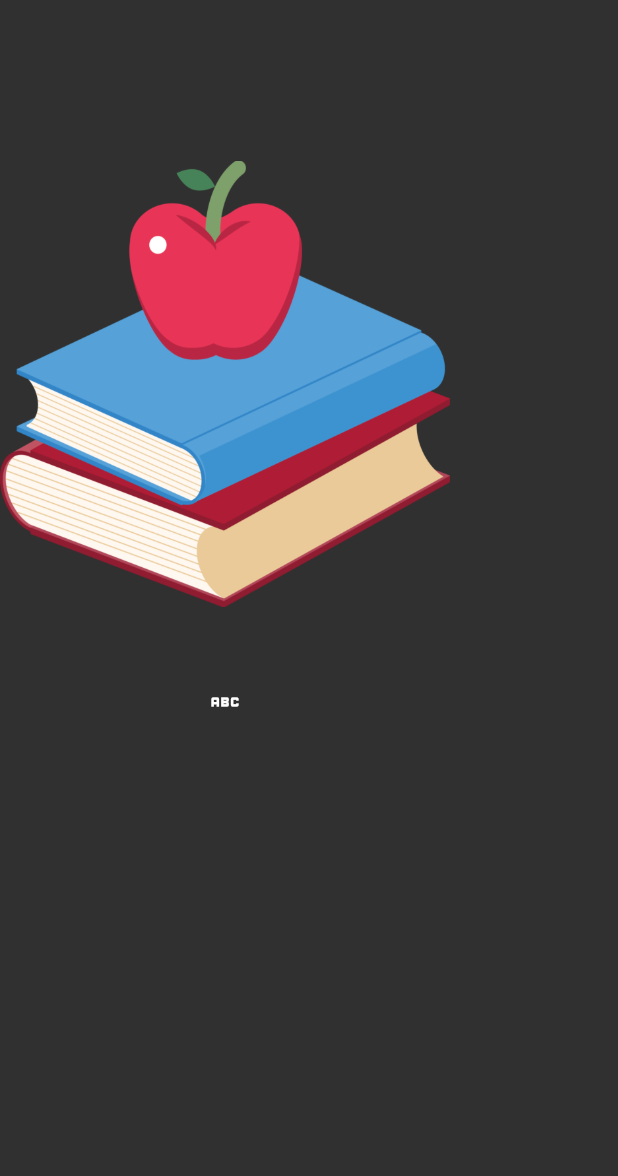
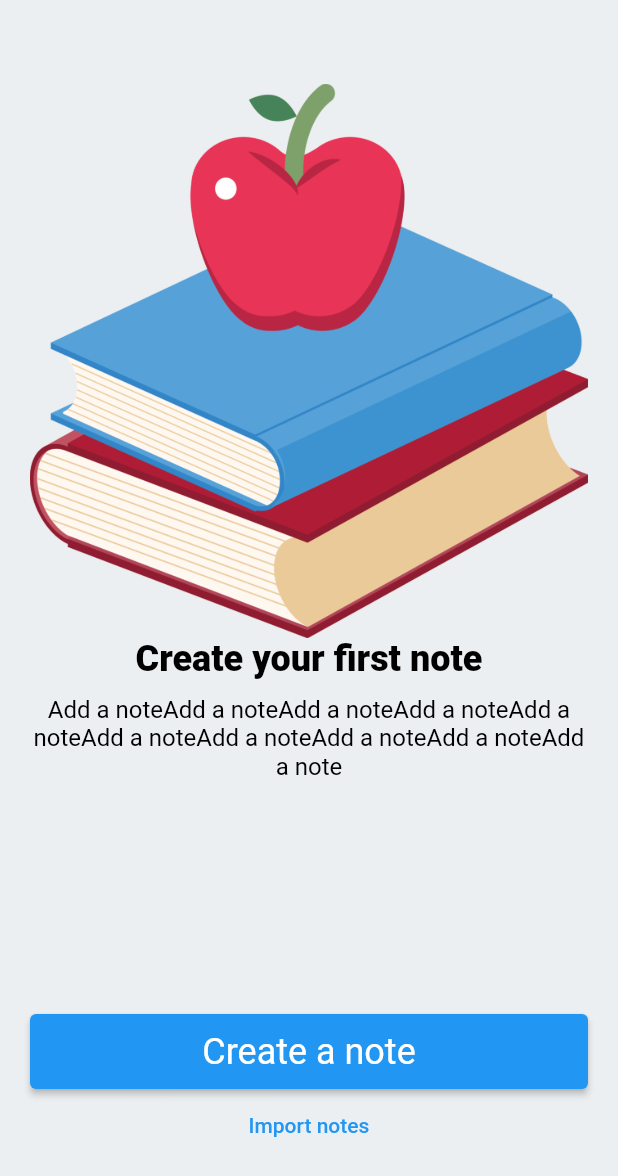
Before and after one commit to emrecan-balgun/flutter-course, a Flutter app: the screen it shows after launch, on a phone screen of 412 x 824 dp. Shown: the top 1176 px of the screen. Run offline on Flutter 3.47's test engine with Material 2 defaults, Android fonts, the phone set to English and light mode, and no system bars.

Commit message:
add note demos

```diff
--- /dev/null
+++ b/flutter_full_learn/lib/demos/note_demos_view.dart
@@ -0,0 +1,95 @@
+import 'package:flutter/material.dart';
+import 'package:flutter/services.dart';
+import 'package:flutter_full_learn/101/image_learn.dart';
+
+class NoteDemos extends StatelessWidget {
+  const NoteDemos({super.key});
+  final _title = 'Create your first note';
+  final _description = 'Add a note';
+  final _createNote = 'Create a note';
+  final _importNote = 'Import notes';
+
+  @override
+  Widget build(BuildContext context) {
+    return Scaffold(
+      backgroundColor: Colors.blueGrey[50],
+      appBar: AppBar(systemOverlayStyle: SystemUiOverlayStyle.dark,),
+      body: Padding(
+        padding: PaddingItems.horizontalPadding,
+        child: Column(
+          children: [
+            PngImage(name: ImageItems().appleWithBookWithoutPath),
+            _TitleWidget(title: _title),
+            Padding(
+              padding: PaddingItems.verticalPadding,
+              child: _SubTitleWidget(title: _description * 10),
+            ),
+            const Spacer(),
+            _createButton(context),
+            TextButton(onPressed: () {}, child: Text(_importNote)),
+            const SizedBox(height: ButtonHeights.buttonNormalHeight),
+          ],
+        ),
+      ),
+    );
+  }
+
+  ElevatedButton _createButton(BuildContext context) {
+    return ElevatedButton(
+              onPressed: () {},
+              child: SizedBox(
+                  height: ButtonHeights.buttonNormalHeight,
+                  child: Center(
+                      child: Text(_createNote,
+                          style: Theme.of(context).textTheme.headline5))));
+  }
+}
+
+class _SubTitleWidget extends StatelessWidget {
+  const _SubTitleWidget({
+    Key? key,
+    this.textAlign = TextAlign.center,
+    required this.title,
+  }) : super(key: key);
+  final TextAlign textAlign;
+  final String title;
+
+  @override
+  Widget build(BuildContext context) {
+    return Text(title,
+        textAlign: textAlign,
+        style: Theme.of(context)
+            .textTheme
+            .subtitle1
+            ?.copyWith(color: Colors.black, fontWeight: FontWeight.w400));
+  }
+}
+
+class _TitleWidget extends StatelessWidget {
+  const _TitleWidget({
+    Key? key,
+    required this.title,
+  }) : super(key: key);
+
+  final String title;
+
+  @override
+  Widget build(BuildContext context) {
+    return Text(title,
+        style: Theme.of(context)
+            .textTheme
+            .headline5
+            ?.copyWith(color: Colors.black, fontWeight: FontWeight.w800));
+  }
+}
+
+class PaddingItems {
+  static final EdgeInsets horizontalPadding =
+      const EdgeInsets.symmetric(horizontal: 20);
+  static final EdgeInsets verticalPadding =
+      const EdgeInsets.symmetric(vertical: 10);
+}
+
+class ButtonHeights {
+  static const double buttonNormalHeight = 50;
+}
--- a/flutter_full_learn/lib/main.dart
+++ b/flutter_full_learn/lib/main.dart
@@ -11,6 +11,7 @@
 import 'package:flutter_full_learn/101/stateless_learn.dart';
 import 'package:flutter_full_learn/101/text_learn_view.dart';
 import 'package:flutter_full_learn/101/button_learn.dart';
+import 'package:flutter_full_learn/demos/note_demos_view.dart';
 
 void main() {
   runApp(const MyApp());
@@ -36,7 +37,7 @@
           systemOverlayStyle: SystemUiOverlayStyle.light, // for status bar theme color
         )
       ),
-      home: const ImageLearn(),
+      home: const NoteDemos(),
     );
   }
 }
--- a/flutter_full_learn/pubspec.yaml
+++ b/flutter_full_learn/pubspec.yaml
@@ -62,7 +62,7 @@
   # To add assets to your application, add an assets section, like this:
   assets:
     # - assets/apple-with-books.png
-    - assets/png
+    - assets/png/
 
   # An image asset can refer to one or more resolution-specific "variants", see
   # https://flutter.dev/assets-and-images/#resolution-aware
```
